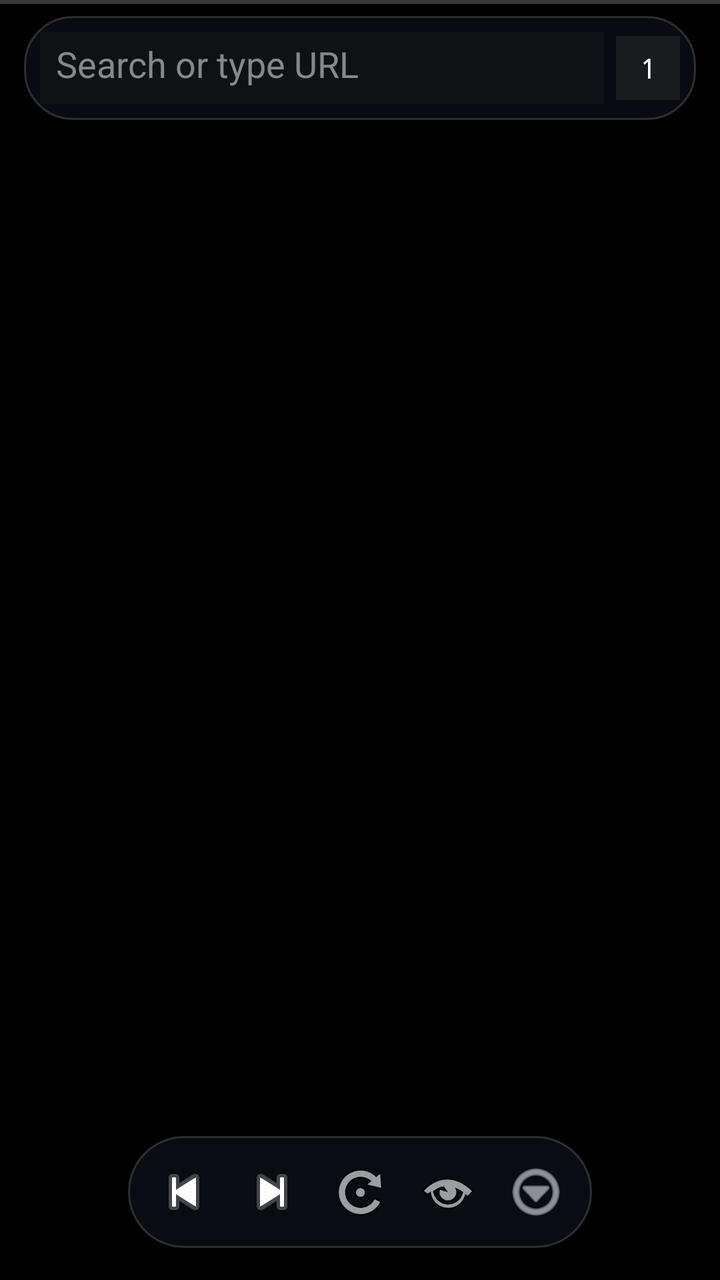
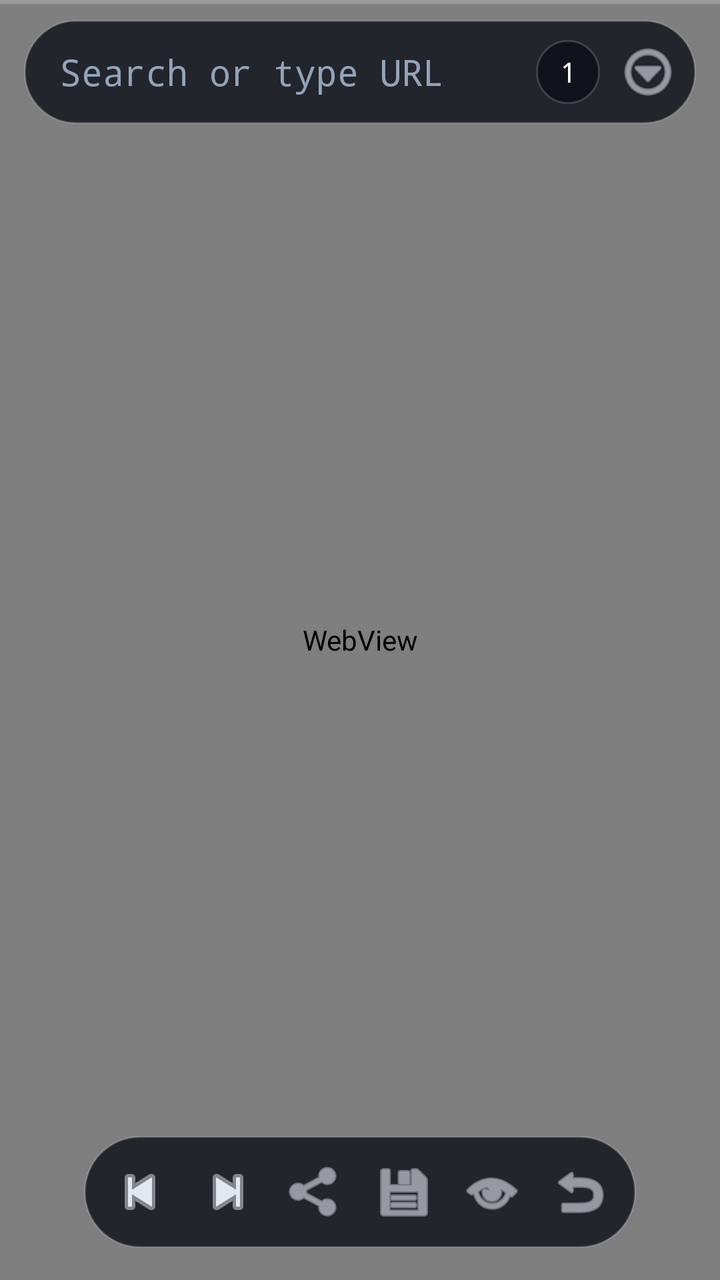

Compare the two renders of this Android layout. The source of the first and the diff that turns it into the second are given below.
<!-- AndroidManifest.xml: application theme Theme.AsciiTab -->
<!-- res/layout/activity_main.xml -->
<?xml version="1.0" encoding="utf-8"?>
<FrameLayout xmlns:android="http://schemas.android.com/apk/res/android"
    android:layout_width="match_parent"
    android:layout_height="match_parent"
    android:background="#000000">

    <FrameLayout
        android:id="@+id/webContainer"
        android:layout_width="match_parent"
        android:layout_height="match_parent" />

    <ProgressBar
        android:id="@+id/progress"
        style="?android:attr/progressBarStyleHorizontal"
        android:layout_width="match_parent"
        android:layout_height="2dp"
        android:max="100" />

    
    <LinearLayout
        android:layout_width="match_parent"
        android:layout_height="52dp"
        android:layout_gravity="top"
        android:layout_marginStart="12dp"
        android:layout_marginEnd="12dp"
        android:layout_marginTop="8dp"
        android:orientation="horizontal"
        android:gravity="center_vertical"
        android:padding="8dp"
        android:background="@drawable/bg_glass_dialog">

        <EditText
            android:id="@+id/urlBar"
            android:layout_width="0dp"
            android:layout_height="36dp"
            android:layout_weight="1"
            android:background="#661a1a1a"
            android:textColor="#ffffff"
            android:hint="Search or type URL"
            android:textColorHint="#888888"
            android:imeOptions="actionGo"
            android:inputType="textUri"
            android:singleLine="true"
            android:padding="8dp" />

        <TextView
            android:id="@+id/tabCount"
            android:layout_width="32dp"
            android:layout_height="32dp"
            android:gravity="center"
            android:text="1"
            android:textColor="#ffffff"
            android:fontFamily="monospace"
            android:background="#66333333"
            android:layout_marginStart="6dp" />
    </LinearLayout>

    
    <LinearLayout
        android:id="@+id/bottomPanel"
        android:layout_width="wrap_content"
        android:layout_height="56dp"
        android:layout_gravity="bottom|center_horizontal"
        android:layout_marginBottom="16dp"
        android:orientation="horizontal"
        android:gravity="center"
        android:padding="6dp"
        android:background="@drawable/bg_glass_pill">

        <ImageButton
            android:id="@+id/backBtn"
            android:layout_width="44dp"
            android:layout_height="44dp"
            android:background="?attr/selectableItemBackgroundBorderless"
            android:src="@android:drawable/ic_media_previous"
            android:contentDescription="Back" />

        <ImageButton
            android:id="@+id/fwdBtn"
            android:layout_width="44dp"
            android:layout_height="44dp"
            android:background="?attr/selectableItemBackgroundBorderless"
            android:src="@android:drawable/ic_media_next"
            android:contentDescription="Forward" />

        <ImageButton
            android:id="@+id/reloadBtn"
            android:layout_width="44dp"
            android:layout_height="44dp"
            android:background="?attr/selectableItemBackgroundBorderless"
            android:src="@android:drawable/ic_menu_rotate"
            android:contentDescription="Reload" />

        <ImageButton
            android:id="@+id/homeBtn"
            android:layout_width="44dp"
            android:layout_height="44dp"
            android:background="?attr/selectableItemBackgroundBorderless"
            android:src="@android:drawable/ic_menu_view"
            android:contentDescription="Home" />

        <ImageButton
            android:id="@+id/moreBtn"
            android:layout_width="44dp"
            android:layout_height="44dp"
            android:background="?attr/selectableItemBackgroundBorderless"
            android:src="@android:drawable/ic_menu_more"
            android:tint="#E2E8F0"
            android:contentDescription="More" />
    </LinearLayout>
</FrameLayout>
<!-- resources referenced by this layout -->
<resources>
  <!-- drawable bg_glass_dialog (drawable) -->
  <?xml version="1.0" encoding="utf-8"?>
  <shape xmlns:android="http://schemas.android.com/apk/res/android"
      android:shape="rectangle">
      <solid android:color="#C70B0F17" />
      <stroke android:width="1dp" android:color="#29FFFFFF" />
      <corners android:radius="24dp" />
  </shape>
  <!-- drawable bg_glass_pill (drawable) -->
  <?xml version="1.0" encoding="utf-8"?>
  <shape xmlns:android="http://schemas.android.com/apk/res/android"
      android:shape="rectangle">
      <solid android:color="#CC0C1018" />
      <stroke android:width="1dp" android:color="#29FFFFFF" />
      <corners android:radius="999dp" />
  </shape>
  <style name="Theme.AsciiTab" parent="Theme.AppCompat.NoActionBar">
          <item name="android:windowBackground">@color/amole_bg</item>
          <item name="android:statusBarColor">#000000</item>
          <item name="android:navigationBarColor">#000000</item>
          <item name="android:windowSoftInputMode">adjustResize</item>
          <item name="popupMenuStyle">@style/PopupMenu.AsciiTab</item>
      </style>
  <color name="amole_bg">#000000</color>
  <style name="PopupMenu.AsciiTab" parent="Widget.AppCompat.PopupMenu">
          <item name="android:popupBackground">@drawable/bg_glass_dialog</item>
          <item name="android:textColor">#E2E8F0</item>
      </style>
</resources>

<!-- the commit's change to res/layout/activity_main.xml (unified diff, before → after) -->
@@ -4,8 +4,8 @@
     android:layout_height="match_parent"
     android:background="#000000">
 
-    <FrameLayout
-        android:id="@+id/webContainer"
+    <WebView
+        android:id="@+id/webContainerHost"
         android:layout_width="match_parent"
         android:layout_height="match_parent" />
 
@@ -23,25 +23,27 @@
         android:layout_gravity="top"
         android:layout_marginStart="12dp"
         android:layout_marginEnd="12dp"
-        android:layout_marginTop="8dp"
+        android:layout_marginTop="10dp"
         android:orientation="horizontal"
         android:gravity="center_vertical"
-        android:padding="8dp"
-        android:background="@drawable/bg_glass_dialog">
+        android:padding="6dp"
+        android:background="@drawable/bg_glass_pill">
 
         <EditText
             android:id="@+id/urlBar"
             android:layout_width="0dp"
             android:layout_height="36dp"
             android:layout_weight="1"
-            android:background="#661a1a1a"
-            android:textColor="#ffffff"
+            android:background="@android:color/transparent"
+            android:textColor="#FFFFFF"
             android:hint="Search or type URL"
-            android:textColorHint="#888888"
+            android:textColorHint="#94A3B8"
             android:imeOptions="actionGo"
             android:inputType="textUri"
             android:singleLine="true"
-            android:padding="8dp" />
+            android:paddingStart="12dp"
+            android:paddingEnd="8dp"
+            android:fontFamily="monospace" />
 
         <TextView
             android:id="@+id/tabCount"
@@ -49,10 +51,19 @@
             android:layout_height="32dp"
             android:gravity="center"
             android:text="1"
-            android:textColor="#ffffff"
+            android:textColor="#FFFFFF"
             android:fontFamily="monospace"
-            android:background="#66333333"
-            android:layout_marginStart="6dp" />
+            android:background="@drawable/bg_glass_pill"
+            android:layout_marginEnd="6dp" />
+
+        <ImageButton
+            android:id="@+id/moreBtn"
+            android:layout_width="36dp"
+            android:layout_height="36dp"
+            android:background="?attr/selectableItemBackgroundBorderless"
+            android:src="@android:drawable/ic_menu_more"
+            android:tint="#E2E8F0"
+            android:contentDescription="More" />
     </LinearLayout>
 
     
@@ -73,6 +84,7 @@
             android:layout_height="44dp"
             android:background="?attr/selectableItemBackgroundBorderless"
             android:src="@android:drawable/ic_media_previous"
+            android:tint="#E2E8F0"
             android:contentDescription="Back" />
 
         <ImageButton
@@ -81,31 +93,43 @@
             android:layout_height="44dp"
             android:background="?attr/selectableItemBackgroundBorderless"
             android:src="@android:drawable/ic_media_next"
+            android:tint="#E2E8F0"
             android:contentDescription="Forward" />
 
         <ImageButton
-            android:id="@+id/reloadBtn"
+            android:id="@+id/shareBtn"
             android:layout_width="44dp"
             android:layout_height="44dp"
             android:background="?attr/selectableItemBackgroundBorderless"
-            android:src="@android:drawable/ic_menu_rotate"
-            android:contentDescription="Reload" />
+            android:src="@android:drawable/ic_menu_share"
+            android:tint="#E2E8F0"
+            android:contentDescription="Share" />
+
+        <ImageButton
+            android:id="@+id/bookmarksBtn"
+            android:layout_width="44dp"
+            android:layout_height="44dp"
+            android:background="?attr/selectableItemBackgroundBorderless"
+            android:src="@android:drawable/ic_menu_save"
+            android:tint="#E2E8F0"
+            android:contentDescription="Bookmarks" />
+
+        <ImageButton
+            android:id="@+id/tabsBtn"
+            android:layout_width="44dp"
+            android:layout_height="44dp"
+            android:background="?attr/selectableItemBackgroundBorderless"
+            android:src="@android:drawable/ic_menu_view"
+            android:tint="#E2E8F0"
+            android:contentDescription="Tabs" />
 
         <ImageButton
             android:id="@+id/homeBtn"
             android:layout_width="44dp"
             android:layout_height="44dp"
             android:background="?attr/selectableItemBackgroundBorderless"
-            android:src="@android:drawable/ic_menu_view"
+            android:src="@android:drawable/ic_menu_revert"
+            android:tint="#E2E8F0"
             android:contentDescription="Home" />
-
-        <ImageButton
-            android:id="@+id/moreBtn"
-            android:layout_width="44dp"
-            android:layout_height="44dp"
-            android:background="?attr/selectableItemBackgroundBorderless"
-            android:src="@android:drawable/ic_menu_more"
-            android:tint="#E2E8F0"
-            android:contentDescription="More" />
     </LinearLayout>
 </FrameLayout>
